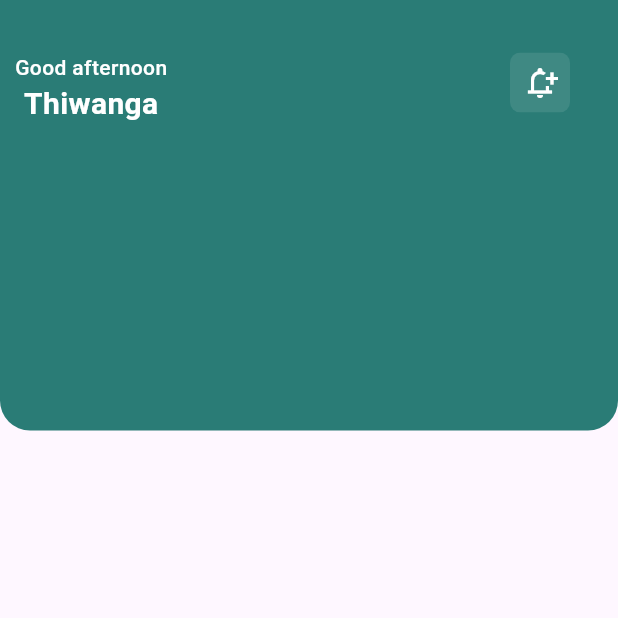
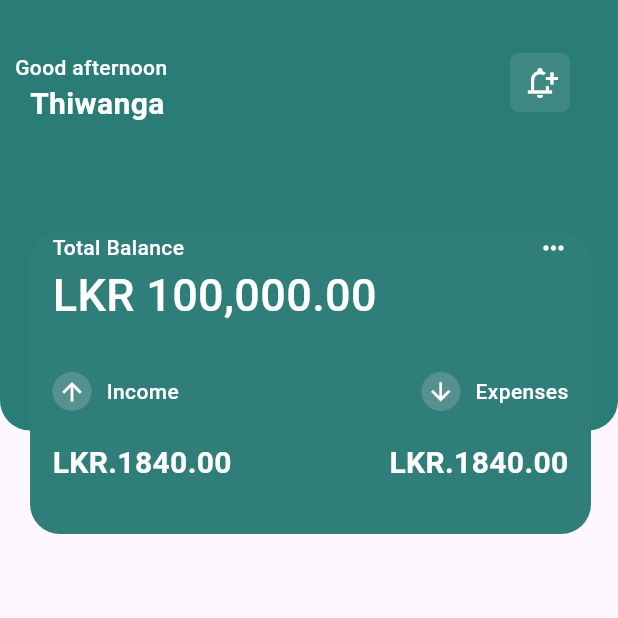
Before and after one commit to Thiwanga123/Income_expenses_managing, a Flutter app: the screen it shows after launch, on a phone screen of 412 x 824 dp, the top half of it. Run offline on Flutter 3.47's test engine with Material 3 defaults, Android fonts, the phone set to English and light mode, and no system bars.

Commit message:
updated Homepage.dart file

```diff
--- a/lib/pages/homepage.dart
+++ b/lib/pages/homepage.dart
@@ -10,6 +10,8 @@ class Home extends StatelessWidget {
     return Scaffold(
       body: SafeArea(
         child: Stack(
+          children: [
+            Column(
               children: [
                 Container(
                   height: 287,
@@ -41,6 +43,7 @@ class Home extends StatelessWidget {
                         padding: EdgeInsets.only(top:35, left: 10),
                         child: Column(
                           mainAxisAlignment: MainAxisAlignment.start,
+                          crossAxisAlignment: CrossAxisAlignment.start,
                           children: [
                             Text("Good afternoon",
                             style:
@@ -49,12 +52,15 @@ class Home extends StatelessWidget {
                               fontWeight: FontWeight.w500,
                               fontSize: 14),
                               ),
-                        Text("Thiwanga",
+                            Padding(
+                              padding: EdgeInsets.only(left:10),
+                              child: Text("Thiwanga",
                               style:
                               TextStyle(
                                 color: Colors.white,
                                 fontWeight: FontWeight.w600,
                                 fontSize: 20),
+                                ),
                             ),
                           ],
                         ),
@@ -63,9 +69,140 @@ class Home extends StatelessWidget {
                     ],
                   )
                 ),
+              ],
+            ),
 
-          ]
-          ,
+            Positioned(
+            top: 155,
+            left: 20,
+            child: Container(
+              height: 201,
+              width: 374,
+              decoration: BoxDecoration(
+              color: const Color.fromRGBO(47, 126, 121, 1.0),
+              borderRadius: BorderRadius.circular(20),
+              ),
+
+              child:  const Column(
+                children: [
+
+                  Padding(
+                    padding: EdgeInsets.symmetric(horizontal:15 ),
+                    child: Column(
+                      children: [
+                        Row(
+                          mainAxisAlignment: MainAxisAlignment.spaceBetween,
+                          children: [
+                            Text("Total Balance",
+                            style: TextStyle(
+                              color: Colors.white,
+                              fontSize: 14,
+                              fontWeight: FontWeight.w500,
+                            ),
+                            ),
+                            Icon( Icons.more_horiz, color: Colors.white, size: 20,)
+                          ],
+                        ),
+
+                        Row(
+                          mainAxisAlignment: MainAxisAlignment.spaceBetween,
+                          children: [
+                            Text("LKR 100,000.00",
+                            style: TextStyle(
+                              color: Colors.white,
+                              fontSize: 30,
+                              fontWeight: FontWeight.w500,
+                            ),
+                            ),
+
+                          ],
+                        ),
+
+                        SizedBox(height: 30),
+
+                        Row(
+                          mainAxisAlignment: MainAxisAlignment.spaceBetween,
+                          children: [
+                          Row(
+                            children: [
+                               CircleAvatar(
+                                radius: 13,
+                                backgroundColor: Color.fromARGB(255, 85, 145, 141),
+                                child: Icon(
+                                  Icons.arrow_upward,
+                                  color: Colors.white,
+                                  size: 19,
+                                ),
+                              ),
+
+                              SizedBox(width: 10),
+                              Text("Income",
+                              style: TextStyle(
+                                color: Colors.white,
+                                fontSize: 14,
+                                fontWeight: FontWeight.w500,
+                              ),
+                              ),
+                            ],
+                          ),
+
+                          Row(
+                            children: [
+                              CircleAvatar(
+                                radius: 13,
+                                backgroundColor: Color.fromARGB(255, 85, 145, 141),
+                                child: Icon(
+                                  Icons.arrow_downward,
+                                  color: Colors.white,
+                                  size: 19,
+                                ),
+                              ),
+                              SizedBox( width:10),
+                              Text("Expenses",
+                              style: TextStyle(
+                                color: Colors.white,
+                                fontSize: 14,
+                                fontWeight: FontWeight.w500,
+                              ),
+                              ),
+                            ],
+                          ),
+
+
+                        ],),
+
+                        SizedBox(height: 20),
+                        Row(
+                          mainAxisAlignment: MainAxisAlignment.spaceBetween,
+                          children: [
+                            Text(
+                              "LKR.1840.00",
+                              style: TextStyle(
+                                color: Colors.white,
+                                fontSize: 20,
+                                fontWeight: FontWeight.w600,
+                              ),
+                            ),
+
+                            Text(
+                              "LKR.1840.00",
+                              style: TextStyle(
+                                color: Colors.white,
+                                fontSize: 20,
+                                fontWeight: FontWeight.w600,
+                              ),
+                            )
+                          ],
+                        )
+                      ],
+                    ),
+                  )
+
+                ],
+              )
+            ),
+            ),
+          ],
           ),
       ),
     );
```
Lines whose indentation alone changed are shown as unchanged.
